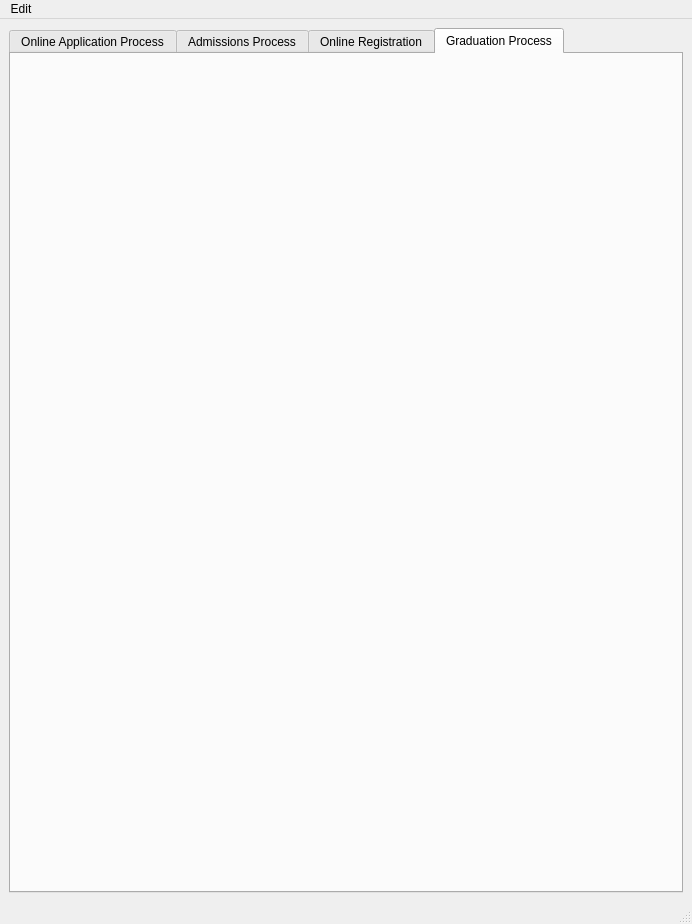
This is starrs/ui/ui_main.ui in kiryha/CIS556 as Qt 5 draws it before an edit. The edited form follows.
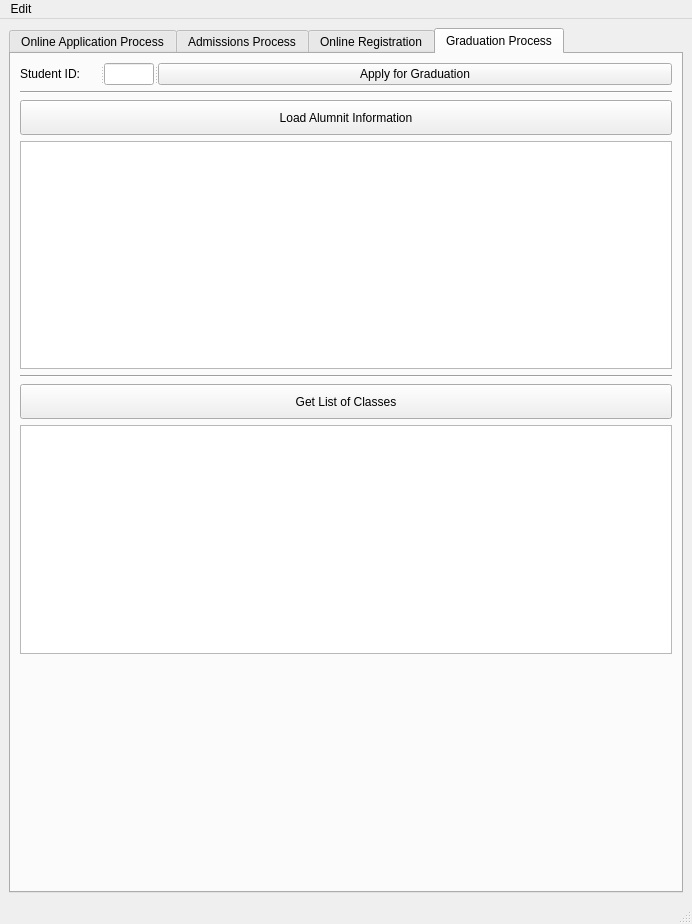
This is the edited form. The open tabs and pages were chosen to show the change.

Commit message: init graduation

The edit to the form file:
```diff
--- a/starrs/ui/ui_main.ui
+++ b/starrs/ui/ui_main.ui
@@ -1146,6 +1146,101 @@
        <attribute name="title">
         <string>Graduation Process</string>
        </attribute>
+       <layout class="QVBoxLayout" name="verticalLayout_16">
+        <item>
+         <widget class="QSplitter" name="splitter_21">
+          <property name="orientation">
+           <enum>Qt::Horizontal</enum>
+          </property>
+          <widget class="QLabel" name="label_25">
+           <property name="maximumSize">
+            <size>
+             <width>80</width>
+             <height>16777215</height>
+            </size>
+           </property>
+           <property name="text">
+            <string>Student ID:</string>
+           </property>
+          </widget>
+          <widget class="QLineEdit" name="linStudentIDGrad">
+           <property name="maximumSize">
+            <size>
+             <width>50</width>
+             <height>16777215</height>
+            </size>
+           </property>
+           <property name="text">
+            <string/>
+           </property>
+          </widget>
+          <widget class="QPushButton" name="btnGraduate">
+           <property name="text">
+            <string>Apply for Graduation</string>
+           </property>
+          </widget>
+         </widget>
+        </item>
+        <item>
+         <widget class="Line" name="line_4">
+          <property name="orientation">
+           <enum>Qt::Horizontal</enum>
+          </property>
+         </widget>
+        </item>
+        <item>
+         <widget class="QPushButton" name="btnLoadAlumniData">
+          <property name="minimumSize">
+           <size>
+            <width>0</width>
+            <height>35</height>
+           </size>
+          </property>
+          <property name="text">
+           <string>Load Alumnit Information</string>
+          </property>
+         </widget>
+        </item>
+        <item>
+         <widget class="QTableView" name="tabAlumniData"/>
+        </item>
+        <item>
+         <widget class="Line" name="line_5">
+          <property name="orientation">
+           <enum>Qt::Horizontal</enum>
+          </property>
+         </widget>
+        </item>
+        <item>
+         <widget class="QPushButton" name="btnLoadAlumniClasses">
+          <property name="minimumSize">
+           <size>
+            <width>0</width>
+            <height>35</height>
+           </size>
+          </property>
+          <property name="text">
+           <string>Get List of Classes</string>
+          </property>
+         </widget>
+        </item>
+        <item>
+         <widget class="QTableView" name="tabClasses"/>
+        </item>
+        <item>
+         <spacer name="verticalSpacer_3">
+          <property name="orientation">
+           <enum>Qt::Vertical</enum>
+          </property>
+          <property name="sizeHint" stdset="0">
+           <size>
+            <width>20</width>
+            <height>40</height>
+           </size>
+          </property>
+         </spacer>
+        </item>
+       </layout>
       </widget>
      </widget>
     </item>
```
The commit also changes 2 other files.
